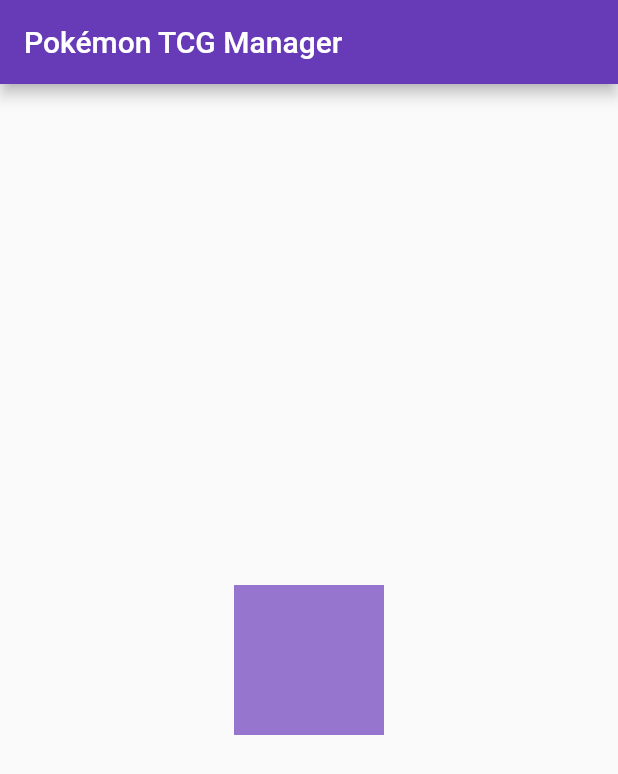
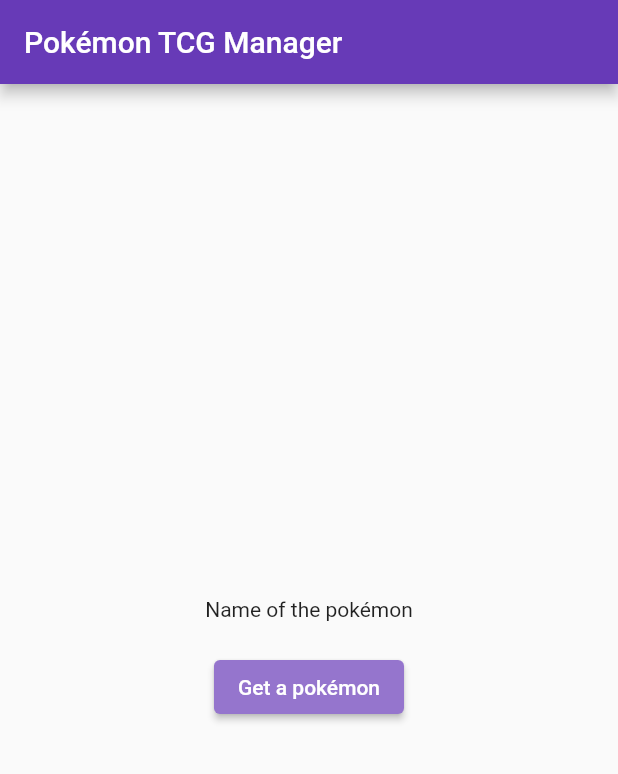
Before and after one commit to rickpi/pokemon_tcg, a Flutter app: the screen it shows after launch, on a phone screen of 412 x 824 dp. Shown: the top 774 px of the screen. Run offline on Flutter 3.47's test engine with Material 2 defaults, Android fonts, the phone set to English and light mode, and no system bars; our stand-ins replace after_layout, cached_network_image, flutter_cache_manager.

Commit message:
WIP implement bloc to get random poke

```diff
--- /dev/null
+++ b/lib/blocs/rand_pokemon/rand_pokemon_events.dart
@@ -0,0 +1,3 @@
+abstract class RandomPokemonEvent {}
+
+class RandomPokemonEventGetOne extends RandomPokemonEvent {}
--- /dev/null
+++ b/lib/blocs/rand_pokemon/rand_pokemon_states.dart
@@ -0,0 +1,8 @@
+abstract class RandomPokemonState {}
+
+class RandomPokemonStateUnitialized extends RandomPokemonState {}
+
+class RandomPokemonStateInitialized extends RandomPokemonState {
+  final String name;
+  RandomPokemonStateInitialized(this.name);
+}
--- a/lib/pages/homepage/homepage.dart
+++ /dev/null
@@ -1,15 +0,0 @@
-import 'package:flutter/material.dart';
-
-class HomePage extends StatelessWidget {
-  const HomePage({Key? key}) : super(key: key);
-
-  @override
-  Widget build(BuildContext context) {
-    return Scaffold(
-        appBar: AppBar(title: Text('Pokémon TCG Manager')),
-        body: Center(
-          child: Container(
-              width: 100.0, height: 100.0, color: Colors.deepPurple.shade300),
-        ));
-  }
-}
--- /dev/null
+++ b/lib/pages/random_page/random_page.dart
@@ -0,0 +1,27 @@
+import 'package:flutter/material.dart';
+import 'package:pokemon_tcg/pages/random_page/widgets/get_rand_button.dart';
+import 'package:pokemon_tcg/pages/random_page/widgets/pokemon_card.dart';
+import 'package:pokemon_tcg/style/purple_button.dart';
+
+class RandomPage extends StatelessWidget {
+  const RandomPage({Key? key}) : super(key: key);
+
+  @override
+  Widget build(BuildContext context) {
+    return Scaffold(
+        appBar: AppBar(title: Text('Pokémon TCG Manager')),
+        body: Row(
+          mainAxisAlignment: MainAxisAlignment.center,
+          children: [
+            Column(
+              mainAxisAlignment: MainAxisAlignment.center,
+              children: [
+                PokemonCard(),
+                Container(height: 20.0),
+                RandomButton()
+              ],
+            ),
+          ],
+        ));
+  }
+}
--- /dev/null
+++ b/lib/pages/random_page/widgets/get_rand_button.dart
@@ -0,0 +1,11 @@
+import 'package:flutter/material.dart';
+import 'package:pokemon_tcg/style/purple_button.dart';
+
+class RandomButton extends StatelessWidget {
+  const RandomButton({Key? key}) : super(key: key);
+
+  @override
+  Widget build(BuildContext context) {
+    return PurpleButton(onPressed: () {}, child: Text('Get a pokémon'));
+  }
+}
--- /dev/null
+++ b/lib/pages/random_page/widgets/pokemon_card.dart
@@ -0,0 +1,10 @@
+import 'package:flutter/material.dart';
+
+class PokemonCard extends StatelessWidget {
+  const PokemonCard({Key? key}) : super(key: key);
+
+  @override
+  Widget build(BuildContext context) {
+    return Text('Name of the pokémon');
+  }
+}
--- a/lib/routes/routes.dart
+++ b/lib/routes/routes.dart
@@ -1,5 +1,5 @@
-import 'package:pokemon_tcg/pages/homepage/homepage.dart';
+import 'package:pokemon_tcg/pages/random_page/random_page.dart';
 
 var appRoutes = {
-  '/': (_) => HomePage(),
+  '/': (_) => RandomPage(),
 };
--- /dev/null
+++ b/lib/style/purple_button.dart
@@ -0,0 +1,29 @@
+// This is the stateless widget that the main application instantiates.
+import 'package:flutter/material.dart';
+
+class PurpleButton extends StatelessWidget {
+  void Function() onPressed;
+  Widget child;
+
+  PurpleButton({required this.onPressed, required this.child});
+
+  @override
+  Widget build(BuildContext context) {
+    Color getColor(Set<MaterialState> states) {
+      const Set<MaterialState> interactiveStates = <MaterialState>{
+        MaterialState.pressed,
+        MaterialState.hovered,
+        MaterialState.focused,
+      };
+      return Colors.deepPurple.shade300;
+    }
+
+    return ElevatedButton(
+      style: ButtonStyle(
+        backgroundColor: MaterialStateProperty.resolveWith(getColor),
+      ),
+      onPressed: onPressed,
+      child: child,
+    );
+  }
+}
```
Also changed, not shown: lib/repositories/rand_pokemon/rand_pokemon_repository.dart (added, +27 -0 lines).
